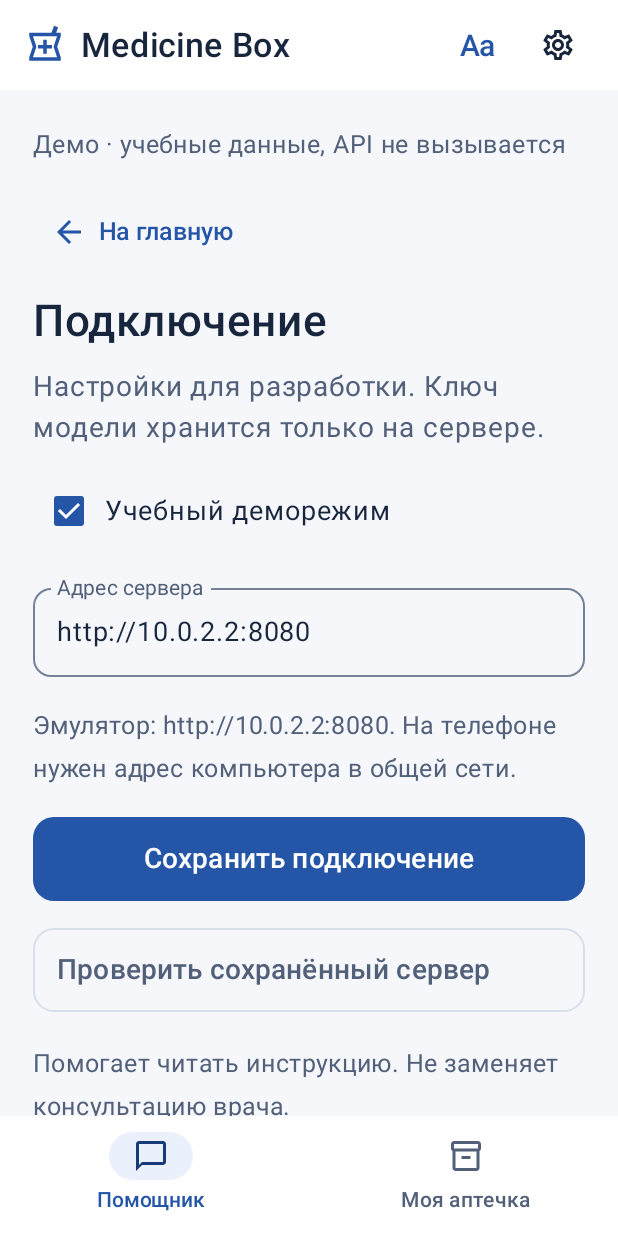
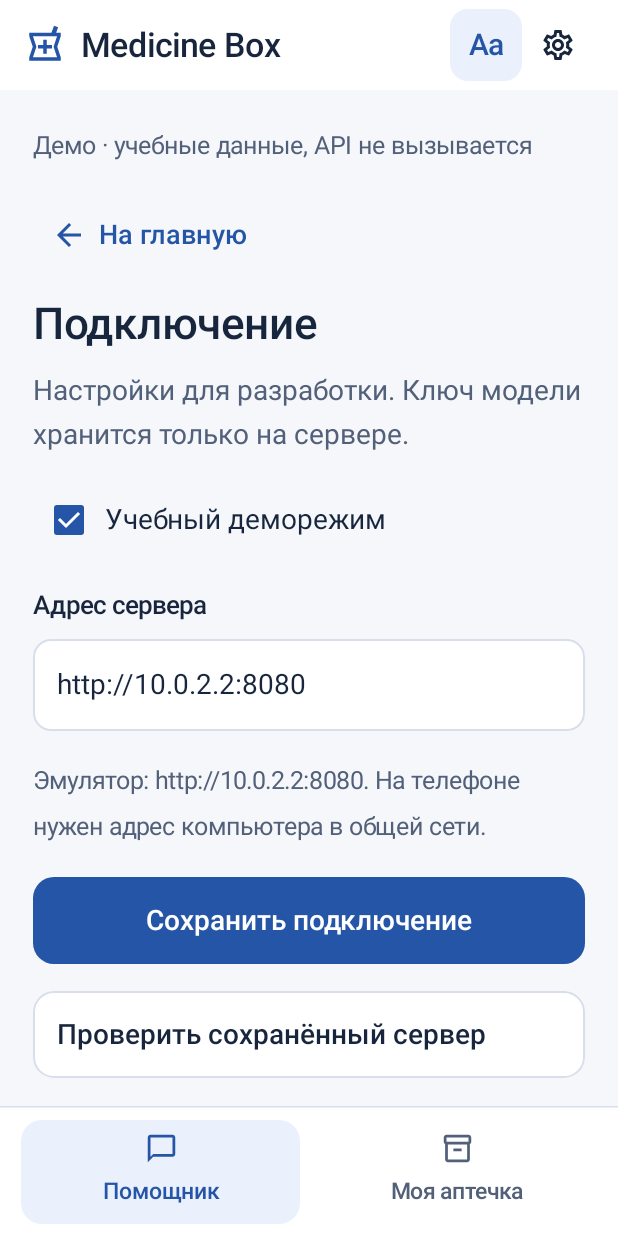
Before and after one commit to little3snake/medicine-box-assistant, an Android app built with Jetpack Compose: the screen it shows after launch (MainActivity), after a tap on "Настройки подключения", on a phone screen of 412 x 824 dp. Run offline under Robolectric (Android 15) with nearby library versions, the phone set to English and light mode, and no system bars; 1 other tap on this screen came first.

Commit message:
Match approved blue mockup surfaces typography fields and navigation

```diff
--- a/android/app/src/main/java/com/medicineboxassistant/MainActivity.kt
+++ b/android/app/src/main/java/com/medicineboxassistant/MainActivity.kt
@@ -10,6 +10,7 @@ import androidx.activity.compose.rememberLauncherForActivityResult
 import androidx.activity.compose.setContent
 import androidx.activity.result.contract.ActivityResultContracts
 import androidx.compose.foundation.Image
+import androidx.compose.foundation.BorderStroke
 import androidx.compose.foundation.layout.*
 import androidx.compose.foundation.lazy.LazyColumn
 import androidx.compose.foundation.lazy.rememberLazyListState
@@ -30,6 +31,7 @@ import androidx.compose.ui.semantics.heading
 import androidx.compose.ui.semantics.contentDescription
 import androidx.compose.ui.semantics.semantics
 import androidx.compose.ui.text.font.FontWeight
+import androidx.compose.ui.text.TextStyle
 import androidx.compose.ui.unit.Density
 import androidx.compose.ui.unit.dp
 import androidx.compose.ui.unit.sp
@@ -57,6 +59,11 @@ class MainActivity : ComponentActivity() {
                     surface = Color.White, onSurface = Color(0xFF18263D),
                     surfaceVariant = Color(0xFFEDF1F8), onSurfaceVariant = Color(0xFF526079),
                     outline = Color(0xFF748197), outlineVariant = Color(0xFFD8DFEB)
+                ), typography = Typography(
+                    bodyLarge = TextStyle(fontSize = 17.sp, lineHeight = 26.sp),
+                    bodyMedium = TextStyle(fontSize = 17.sp, lineHeight = 26.sp),
+                    bodySmall = TextStyle(fontSize = 14.sp, lineHeight = 21.sp),
+                    labelLarge = TextStyle(fontSize = 16.sp, lineHeight = 23.sp, fontWeight = FontWeight.Medium)
                 )) { MedicineApp(model) }
             }
         }
@@ -88,7 +95,11 @@ private fun MedicineApp(model: MedicineViewModel) {
                 Row(Modifier.fillMaxWidth().statusBarsPadding().padding(horizontal = 16.dp, vertical = 6.dp), verticalAlignment = Alignment.CenterVertically) {
                     Icon(Icons.Outlined.LocalPharmacy, null, tint = MaterialTheme.colorScheme.primary, modifier = Modifier.size(28.dp))
                     Text("Medicine Box", Modifier.weight(1f).padding(start = 10.dp), fontSize = 21.sp, fontWeight = FontWeight.SemiBold)
-                    TextButton(onClick = model::toggleText, enabled = !model.busy, contentPadding = PaddingValues(8.dp)) {
+                    FilledTonalButton(onClick = model::toggleText, enabled = !model.busy,
+                        shape = RoundedCornerShape(12.dp), contentPadding = PaddingValues(8.dp),
+                        modifier = Modifier.sizeIn(minWidth = 48.dp, minHeight = 48.dp),
+                        colors = ButtonDefaults.filledTonalButtonColors(containerColor = MaterialTheme.colorScheme.primaryContainer,
+                            contentColor = MaterialTheme.colorScheme.primary)) {
                         Text("Аа", modifier = Modifier.semantics { contentDescription = if (model.large) "Обычный размер текста" else "Увеличить текст" }, fontSize = 18.sp)
                     }
                     IconButton(onClick = { model.navigate(Page.SETTINGS) }, enabled = !model.busy) {
@@ -100,14 +111,7 @@ private fun MedicineApp(model: MedicineViewModel) {
         bottomBar = {
             Column(Modifier.navigationBarsPadding().imePadding()) {
                 if (model.page == Page.CHAT && model.confirmed) QuestionComposer(model)
-                if (model.page != Page.CHAT) {
-                    NavigationBar(containerColor = MaterialTheme.colorScheme.surface) {
-                        NavigationBarItem(selected = model.page != Page.CABINET, onClick = { model.navigate(Page.HOME) },
-                            enabled = !model.busy, icon = { Icon(Icons.Outlined.ChatBubbleOutline, null) }, label = { Text("Помощник") })
-                        NavigationBarItem(selected = model.page == Page.CABINET, onClick = { model.navigate(Page.CABINET) },
-                            enabled = !model.busy, icon = { Icon(Icons.Outlined.Inventory2, null) }, label = { Text("Моя аптечка") })
-                    }
-                }
+                AppNavigation(model)
             }
         }
     ) { padding ->
@@ -245,7 +249,7 @@ private fun MedicineApp(model: MedicineViewModel) {
                     }
                     Page.SETTINGS -> item { ConnectionSettings(model) }
                 }
-                item { Text("Помогает читать инструкцию. Не заменяет консультацию врача.", fontSize = 14.sp, color = MaterialTheme.colorScheme.onSurfaceVariant) }
+                if (model.page != Page.CHAT) item { Disclaimer() }
             }
         }
     }
@@ -269,18 +273,30 @@ private fun MedicineApp(model: MedicineViewModel) {
 }
 @Composable private fun PrimaryAction(text: String, onClick: () -> Unit,
     icon: androidx.compose.ui.graphics.vector.ImageVector? = null, enabled: Boolean = true) {
-    Button(onClick, Modifier.fillMaxWidth().heightIn(min = 56.dp), enabled = enabled, shape = RoundedCornerShape(14.dp), contentPadding = PaddingValues(16.dp)) {
+    Button(onClick, Modifier.fillMaxWidth().heightIn(min = 56.dp), enabled = enabled, shape = RoundedCornerShape(14.dp), contentPadding = PaddingValues(16.dp),
+        colors = ButtonDefaults.buttonColors(disabledContainerColor = MaterialTheme.colorScheme.primaryContainer,
+            disabledContentColor = MaterialTheme.colorScheme.onSurfaceVariant)) {
         icon?.let { Icon(it, null); Spacer(Modifier.width(10.dp)) }; Text(text, fontSize = 17.sp)
     }
 }
 @Composable private fun SecondaryAction(text: String, onClick: () -> Unit,
     icon: androidx.compose.ui.graphics.vector.ImageVector? = null, enabled: Boolean = true) {
-    OutlinedButton(onClick, Modifier.fillMaxWidth().heightIn(min = 56.dp), enabled = enabled, shape = RoundedCornerShape(14.dp), contentPadding = PaddingValues(16.dp)) {
+    OutlinedButton(onClick, Modifier.fillMaxWidth().heightIn(min = 56.dp), enabled = enabled,
+        shape = RoundedCornerShape(14.dp), contentPadding = PaddingValues(16.dp),
+        border = BorderStroke(1.dp, MaterialTheme.colorScheme.outlineVariant),
+        colors = ButtonDefaults.outlinedButtonColors(containerColor = MaterialTheme.colorScheme.surface,
+            contentColor = MaterialTheme.colorScheme.onSurface,
+            disabledContainerColor = MaterialTheme.colorScheme.surface,
+            disabledContentColor = MaterialTheme.colorScheme.onSurfaceVariant)) {
         Text(text, Modifier.weight(1f), fontSize = 17.sp); icon?.let { Spacer(Modifier.width(10.dp)); Icon(it, null) }
     }
 }
 @Composable private fun Field(label: String, text: String, onChange: (String) -> Unit) {
-    OutlinedTextField(text, onChange, label = { Text(label) }, modifier = Modifier.fillMaxWidth(), shape = RoundedCornerShape(12.dp), maxLines = 3)
+    Column(verticalArrangement = Arrangement.spacedBy(7.dp)) {
+        Text(label, fontSize = 15.sp, fontWeight = FontWeight.Medium)
+        OutlinedTextField(text, onChange, modifier = Modifier.fillMaxWidth().semantics { contentDescription = label },
+            colors = inputColors(), shape = RoundedCornerShape(12.dp), maxLines = 3)
+    }
 }
 @Composable private fun Step(number: Int, text: String) {
     Row(verticalAlignment = Alignment.CenterVertically) {
@@ -313,7 +329,8 @@ private fun MedicineApp(model: MedicineViewModel) {
     bitmap?.let { Surface(shape = RoundedCornerShape(16.dp)) { Image(it, "Ваше фото упаковки", Modifier.fillMaxWidth().heightIn(max = 180.dp), contentScale = ContentScale.Fit) } }
 }
 @Composable private fun ProductDetails(product: MedicineProduct) {
-    Surface(shape = RoundedCornerShape(18.dp), color = MaterialTheme.colorScheme.surface) {
+    Surface(Modifier.fillMaxWidth(), shape = RoundedCornerShape(18.dp), color = MaterialTheme.colorScheme.surface,
+        border = BorderStroke(1.dp, MaterialTheme.colorScheme.outlineVariant)) {
         Column(Modifier.padding(20.dp), verticalArrangement = Arrangement.spacedBy(16.dp)) {
             Text(product.name, fontSize = 22.sp, fontWeight = FontWeight.SemiBold)
             listOf("Дозировка" to product.strength, "Форма выпуска" to product.form, "Производитель" to product.manufacturer).forEach { (title, text) ->
@@ -323,26 +340,31 @@ private fun MedicineApp(model: MedicineViewModel) {
     }
 }
 @Composable private fun SelectedProduct(product: MedicineProduct) {
-    Surface(shape = RoundedCornerShape(14.dp), color = MaterialTheme.colorScheme.primaryContainer) {
-        Row(Modifier.padding(16.dp), verticalAlignment = Alignment.CenterVertically) {
+    Surface(Modifier.fillMaxWidth(), shape = RoundedCornerShape(14.dp), color = MaterialTheme.colorScheme.surface,
+        border = BorderStroke(1.dp, MaterialTheme.colorScheme.outlineVariant)) {
+        Row(Modifier.fillMaxWidth().padding(14.dp), verticalAlignment = Alignment.CenterVertically) {
             Icon(Icons.Outlined.CheckCircleOutline, null, tint = MaterialTheme.colorScheme.primary)
-            Column(Modifier.padding(start = 12.dp)) { Text(product.name, fontWeight = FontWeight.SemiBold); Label("${product.strength} · ${product.form}") }
+            Column(Modifier.weight(1f).padding(start = 12.dp)) { Text(product.name, fontWeight = FontWeight.SemiBold); Label("${product.strength} · ${product.form}") }
         }
     }
 }
 @Composable private fun QuestionComposer(model: MedicineViewModel) {
     Surface(color = MaterialTheme.colorScheme.surface) {
-        Column(Modifier.fillMaxWidth().padding(horizontal = 18.dp, vertical = 10.dp), verticalArrangement = Arrangement.spacedBy(8.dp)) {
+        Column(Modifier.fillMaxWidth().padding(horizontal = 22.dp, vertical = 12.dp), verticalArrangement = Arrangement.spacedBy(8.dp)) {
+            Text("Ваш вопрос об инструкции", fontSize = 15.sp, fontWeight = FontWeight.Medium)
             OutlinedTextField(model.question, { if (it.length <= 2000) model.question = it },
-                label = { Text("Ваш вопрос об инструкции") }, placeholder = { Text("Например, как хранить?") },
-                modifier = Modifier.fillMaxWidth(), shape = RoundedCornerShape(12.dp), maxLines = 3, enabled = !model.busy)
+                placeholder = { Text("Например, как хранить?") },
+                modifier = Modifier.fillMaxWidth().semantics { contentDescription = "Ваш вопрос об инструкции" },
+                colors = inputColors(), shape = RoundedCornerShape(12.dp), maxLines = 3, enabled = !model.busy)
             PrimaryAction("Отправить вопрос", { model.ask() }, Icons.Outlined.ArrowUpward, model.question.isNotBlank() && !model.busy)
+            Disclaimer()
         }
     }
 }
 @Composable private fun Exchange(entry: ChatEntry) {
     Column(verticalArrangement = Arrangement.spacedBy(16.dp)) {
-        Surface(Modifier.align(Alignment.End).fillMaxWidth(.92f), color = MaterialTheme.colorScheme.primaryContainer, shape = RoundedCornerShape(16.dp)) {
+        Surface(Modifier.align(Alignment.End).fillMaxWidth(.9f), color = MaterialTheme.colorScheme.primaryContainer,
+            shape = RoundedCornerShape(topStart = 16.dp, topEnd = 16.dp, bottomStart = 16.dp, bottomEnd = 4.dp)) {
             Text(entry.question, Modifier.padding(16.dp), fontSize = 18.sp)
         }
         val title = when (entry.response.status) {
@@ -359,13 +381,52 @@ private fun MedicineApp(model: MedicineViewModel) {
 }
 @Composable private fun EvidencePanel(title: String, text: String, sourceUrl: String = "") {
     var expanded by remember(text) { mutableStateOf(false) }
-    Surface(shape = RoundedCornerShape(14.dp), color = MaterialTheme.colorScheme.surface) {
+    Surface(Modifier.fillMaxWidth(), shape = RoundedCornerShape(14.dp), color = MaterialTheme.colorScheme.surface,
+        border = BorderStroke(1.dp, MaterialTheme.colorScheme.outlineVariant)) {
         Column(Modifier.padding(10.dp)) {
             TextButton(onClick = { expanded = !expanded }, modifier = Modifier.fillMaxWidth()) {
                 Text(title, Modifier.weight(1f), fontSize = 17.sp)
                 Icon(if (expanded) Icons.Outlined.ExpandLess else Icons.Outlined.ExpandMore, if (expanded) "Свернуть" else "Развернуть")
             }
             if (expanded) { Text(text, Modifier.padding(8.dp), fontSize = 18.sp, lineHeight = 27.sp); SourceLink(sourceUrl) }
+        }
+    }
+}
+
+@Composable private fun inputColors() = OutlinedTextFieldDefaults.colors(
+    focusedContainerColor = MaterialTheme.colorScheme.surface,
+    unfocusedContainerColor = MaterialTheme.colorScheme.surface,
+    disabledContainerColor = MaterialTheme.colorScheme.surface,
+    unfocusedBorderColor = MaterialTheme.colorScheme.outlineVariant,
+    focusedBorderColor = MaterialTheme.colorScheme.primary,
+    unfocusedPlaceholderColor = MaterialTheme.colorScheme.onSurfaceVariant,
+    focusedPlaceholderColor = MaterialTheme.colorScheme.onSurfaceVariant
+)
+
+@Composable private fun Disclaimer() {
+    Text("Помогает читать инструкцию.\nНе заменяет консультацию врача.", fontSize = 13.sp,
+        lineHeight = 18.sp, color = MaterialTheme.colorScheme.onSurfaceVariant)
+}
+
+@Composable private fun AppNavigation(model: MedicineViewModel) {
+    Surface(color = MaterialTheme.colorScheme.surface) {
+        Column {
+            HorizontalDivider(color = MaterialTheme.colorScheme.outlineVariant)
+            Row(Modifier.fillMaxWidth().padding(horizontal = 14.dp, vertical = 8.dp), horizontalArrangement = Arrangement.spacedBy(12.dp)) {
+                listOf(Triple("Помощник", Page.HOME, Icons.Outlined.ChatBubbleOutline),
+                    Triple("Моя аптечка", Page.CABINET, Icons.Outlined.Inventory2)).forEach { (text, page, icon) ->
+                    val active = if (page == Page.HOME) model.page != Page.CABINET else model.page == Page.CABINET
+                    TextButton(onClick = { model.navigate(page) }, enabled = !model.busy,
+                        modifier = Modifier.weight(1f).heightIn(min = 64.dp), shape = RoundedCornerShape(14.dp),
+                        colors = ButtonDefaults.textButtonColors(
+                            containerColor = if (active) MaterialTheme.colorScheme.primaryContainer else MaterialTheme.colorScheme.surface,
+                            contentColor = if (active) MaterialTheme.colorScheme.primary else MaterialTheme.colorScheme.onSurfaceVariant)) {
+                        Column(horizontalAlignment = Alignment.CenterHorizontally, verticalArrangement = Arrangement.spacedBy(4.dp)) {
+                            Icon(icon, null, Modifier.size(22.dp)); Text(text, fontSize = 13.sp)
+                        }
+                    }
+                }
+            }
         }
     }
 }
```
Also changed, not shown: 4 other files.
